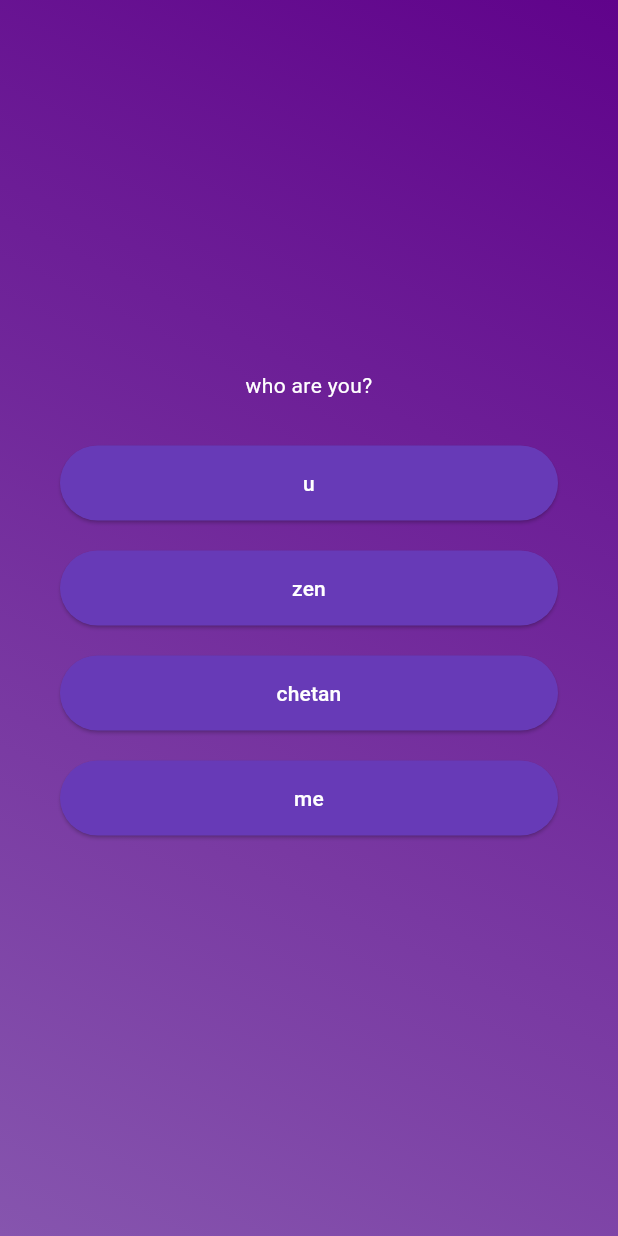
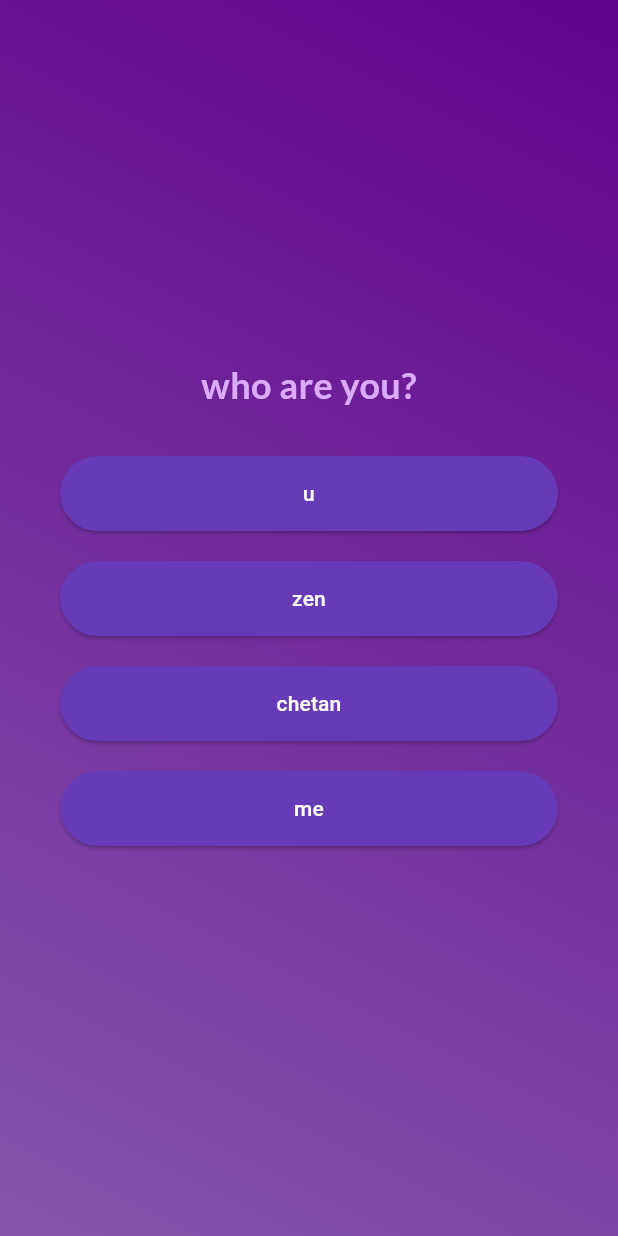
Before and after one commit to ChetanVarunKanipakam/quizapp, a Flutter app: the screen it shows after launch, after a tap on "Start Quiz", on a phone screen of 412 x 824 dp. Run offline on Flutter 3.47's test engine with Material 3 defaults, Android fonts, the phone set to English and light mode, and no system bars; our stand-ins replace google_fonts.

Commit message:
added google fonts for flutter

```diff
--- a/lib/question_screen.dart
+++ b/lib/question_screen.dart
@@ -2,10 +2,10 @@ import 'package:flutter/material.dart';
 
 import 'package:basicquizapp/answer_button.dart';
 import 'package:basicquizapp/data/questions.dart';
+import 'package:google_fonts/google_fonts.dart';
 
-class QuestionScreen extends StatefulWidget{
+class QuestionScreen extends StatefulWidget {
   const QuestionScreen({super.key, required this.onselectedAnswer});
-
 
   final void Function(String) onselectedAnswer;
   @override
@@ -14,45 +14,56 @@ class QuestionScreen extends StatefulWidget{
   }
 }
 
-class _QuestionScreenState extends State<QuestionScreen>{
-  var currentQuestionState=0;
+class _QuestionScreenState extends State<QuestionScreen> {
+  var currentQuestionState = 0;
 
-
-  void answerQuestion(String answer){
+  void answerQuestion(String answer) {
     setState(() {
       widget.onselectedAnswer(answer);
       currentQuestionState++;
     });
   }
 
-
   @override
   Widget build(BuildContext context) {
-    var currentQuestion=questions[currentQuestionState];
+    var currentQuestion = questions[currentQuestionState];
     return SizedBox(
-      width:double.infinity,
+      width: double.infinity,
       child: Container(
         margin: EdgeInsets.all(40),
         child: Column(
           crossAxisAlignment: CrossAxisAlignment.stretch,
           mainAxisAlignment: MainAxisAlignment.center,
           children: [
-        Text(currentQuestion.question ,style: TextStyle(color: Colors.white),textAlign: TextAlign.center,),
+            Text(
+              currentQuestion.question,
+              style: GoogleFonts.lato(
+                color: const Color.fromARGB(255, 220, 171, 253),
+                fontSize: 24,
+                fontWeight: FontWeight.bold
+                ),
+              textAlign: TextAlign.center,
+            ),
             const SizedBox(height: 30),
-        ...currentQuestion.questionShuffle(currentQuestion.answers).map((answer){
+            ...currentQuestion.questionShuffle(currentQuestion.answers).map((
+              answer,
+            ) {
               return Column(
                 crossAxisAlignment: CrossAxisAlignment.stretch,
-          children:[ AnswerButton(
+                children: [
+                  AnswerButton(
                     answerText: answer,
-          onTap:(){
+                    onTap: () {
                       answerQuestion(answer);
                     },
                   ),
-        SizedBox(height: 20)]
+                  SizedBox(height: 20),
+                ],
               );
-        })
-      ],)
-    )
+            }),
+          ],
+        ),
+      ),
     );
   }
 }
```
Lines whose indentation alone changed are shown as unchanged.
